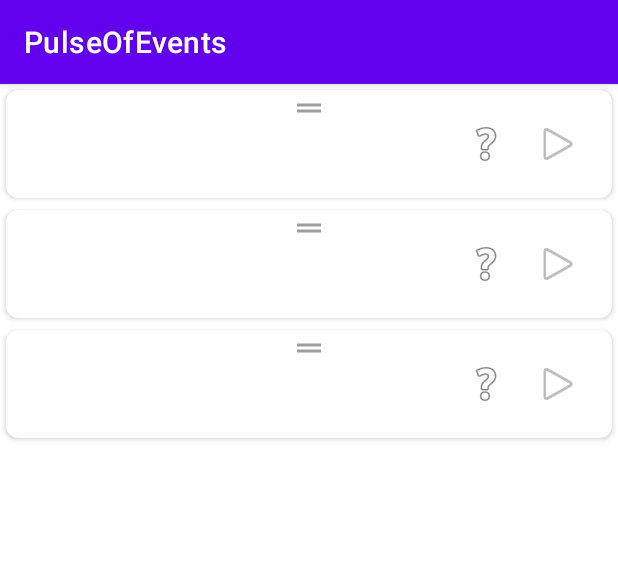
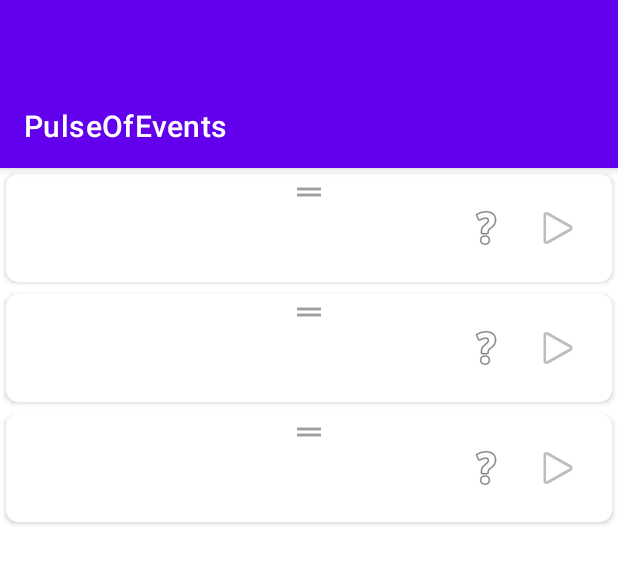
Before and after one commit to arkascha/PulseOfEvents, an Android app: the layout activity_main.xml on its own in the app's theme, with its tools: preview values and no code run, on a phone screen of 412 x 824 dp. Shown: the top 564 px of the screen. Run offline under Robolectric (Android 15) with nearby library versions, the phone set to English and light mode, and no system bars.

Commit message:
fix layouts for overlapping status bar situations

```diff
--- a/app/src/main/res/layout/activity_main.xml
+++ b/app/src/main/res/layout/activity_main.xml
@@ -5,11 +5,13 @@
     android:id="@+id/mainLayout"
     android:layout_width="match_parent"
     android:layout_height="match_parent"
+    android:fitsSystemWindows="true"
     tools:context=".ui.main.MainActivity">
 
     <com.google.android.material.appbar.AppBarLayout
         android:layout_width="match_parent"
         android:layout_height="wrap_content"
+        android:fitsSystemWindows="true"
         android:theme="@style/Theme.PulseOfEvents.AppBarOverlay">
 
         <com.google.android.material.appbar.MaterialToolbar
--- a/app/src/main/res/layout/activity_settings.xml
+++ b/app/src/main/res/layout/activity_settings.xml
@@ -2,11 +2,13 @@
 <androidx.coordinatorlayout.widget.CoordinatorLayout xmlns:android="http://schemas.android.com/apk/res/android"
     xmlns:app="http://schemas.android.com/apk/res-auto"
     android:layout_width="match_parent"
-    android:layout_height="match_parent">
+    android:layout_height="match_parent"
+    android:fitsSystemWindows="true">
 
     <com.google.android.material.appbar.AppBarLayout
         android:layout_width="match_parent"
-        android:layout_height="wrap_content">
+        android:layout_height="wrap_content"
+        android:fitsSystemWindows="true">
 
         <com.google.android.material.appbar.MaterialToolbar
             android:id="@+id/settingsToolbar"
```
